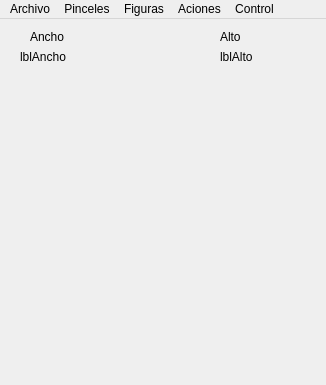
Qt form ventanaprincipal.ui (dmejias08/PaintCpp) before a commit.
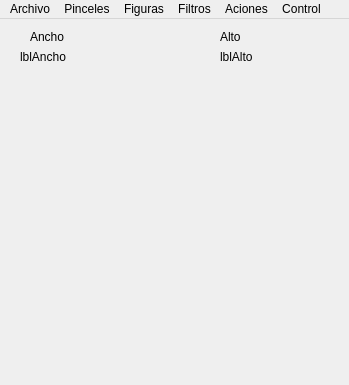
The same form after that commit. Icons and pictures are not drawn.

Commit message: Se agregaron opciones de filtros y zoom

```diff
--- a/ventanaprincipal.ui
+++ b/ventanaprincipal.ui
@@ -6,7 +6,7 @@
    <rect>
     <x>0</x>
     <y>0</y>
-    <width>326</width>
+    <width>349</width>
     <height>385</height>
    </rect>
   </property>
@@ -72,7 +72,7 @@
     <rect>
      <x>0</x>
      <y>0</y>
-     <width>326</width>
+     <width>349</width>
      <height>22</height>
     </rect>
    </property>
@@ -136,9 +136,19 @@
     <addaction name="separator"/>
     <addaction name="actionSalir"/>
    </widget>
+   <widget class="QMenu" name="menuFiltros">
+    <property name="title">
+     <string>Filtros</string>
+    </property>
+    <addaction name="actionSepia"/>
+    <addaction name="actionEscala_de_grises"/>
+    <addaction name="actionBayer"/>
+    <addaction name="actionNegativo"/>
+   </widget>
    <addaction name="menuArchivo"/>
    <addaction name="menuPinceles"/>
    <addaction name="menuFiguras"/>
+   <addaction name="menuFiltros"/>
    <addaction name="menuAciones"/>
    <addaction name="menuControl"/>
   </widget>
```
Left out of the diff: 41 changed lines with no effect on the pictures. The commit also changes 5 other files.
